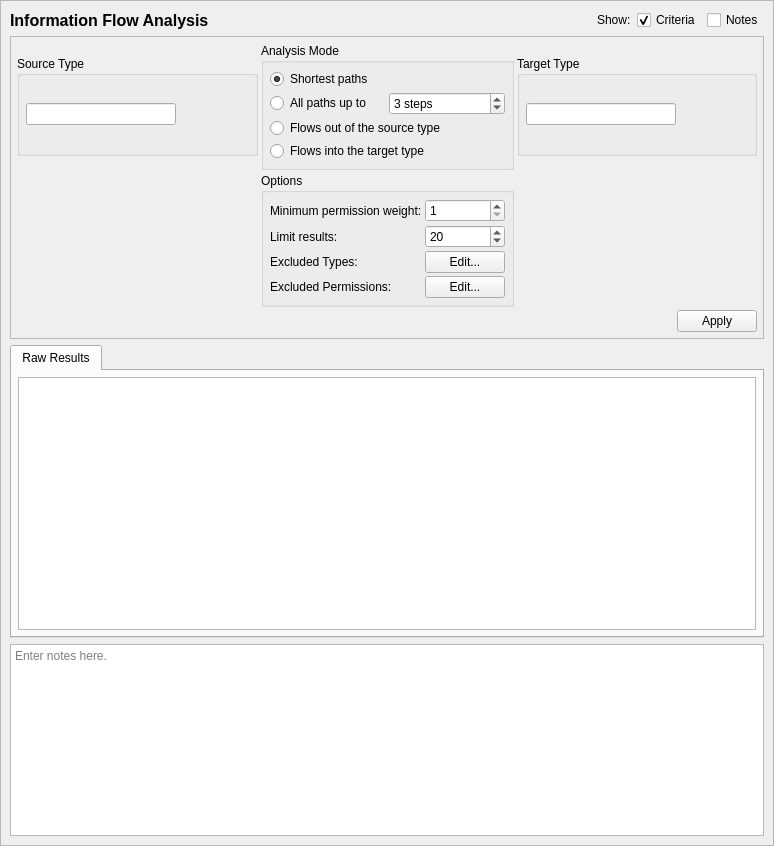
Above: data/infoflow.ui from SELinuxProject/setools before the change. Below: the same form after it.
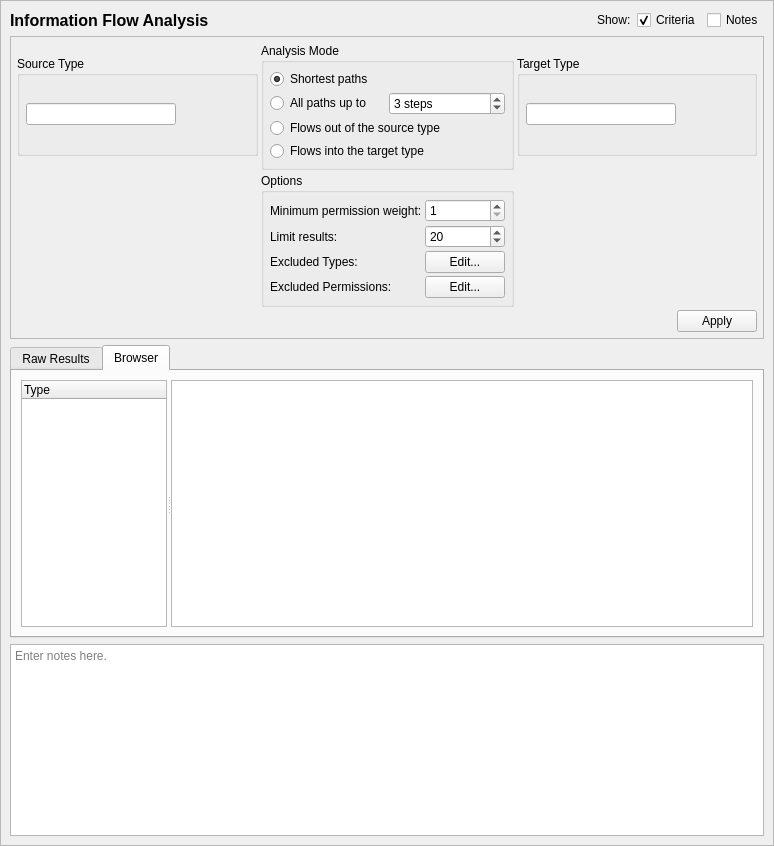
That is the form after the change. The open tabs and pages were chosen to show the change.

Commit message:
apol: implement browser for domain transition and infoflow analyses.
Closes #100

Diff of the .ui file:
```diff
--- a/data/infoflow.ui
+++ b/data/infoflow.ui
@@ -503,6 +503,49 @@
         </item>
        </layout>
       </widget>
+      <widget class="QWidget" name="browser_tab">
+       <property name="enabled">
+        <bool>true</bool>
+       </property>
+       <attribute name="title">
+        <string>Browser</string>
+       </attribute>
+       <layout class="QHBoxLayout" name="horizontalLayout">
+        <item>
+         <widget class="QSplitter" name="splitter">
+          <property name="orientation">
+           <enum>Qt::Horizontal</enum>
+          </property>
+          <widget class="QTreeWidget" name="browser">
+           <property name="sizePolicy">
+            <sizepolicy hsizetype="Expanding" vsizetype="Expanding">
+             <horstretch>1</horstretch>
+             <verstretch>0</verstretch>
+            </sizepolicy>
+           </property>
+           <column>
+            <property name="text">
+             <string>Type</string>
+            </property>
+           </column>
+          </widget>
+          <widget class="QPlainTextEdit" name="browser_details">
+           <property name="sizePolicy">
+            <sizepolicy hsizetype="Expanding" vsizetype="Expanding">
+             <horstretch>4</horstretch>
+             <verstretch>0</verstretch>
+            </sizepolicy>
+           </property>
+           <property name="font">
+            <font>
+             <family>Monospace</family>
+            </font>
+           </property>
+          </widget>
+         </widget>
+        </item>
+       </layout>
+      </widget>
      </widget>
     </item>
     <item row="0" column="3">
```
The commit also changes 3 other files.
